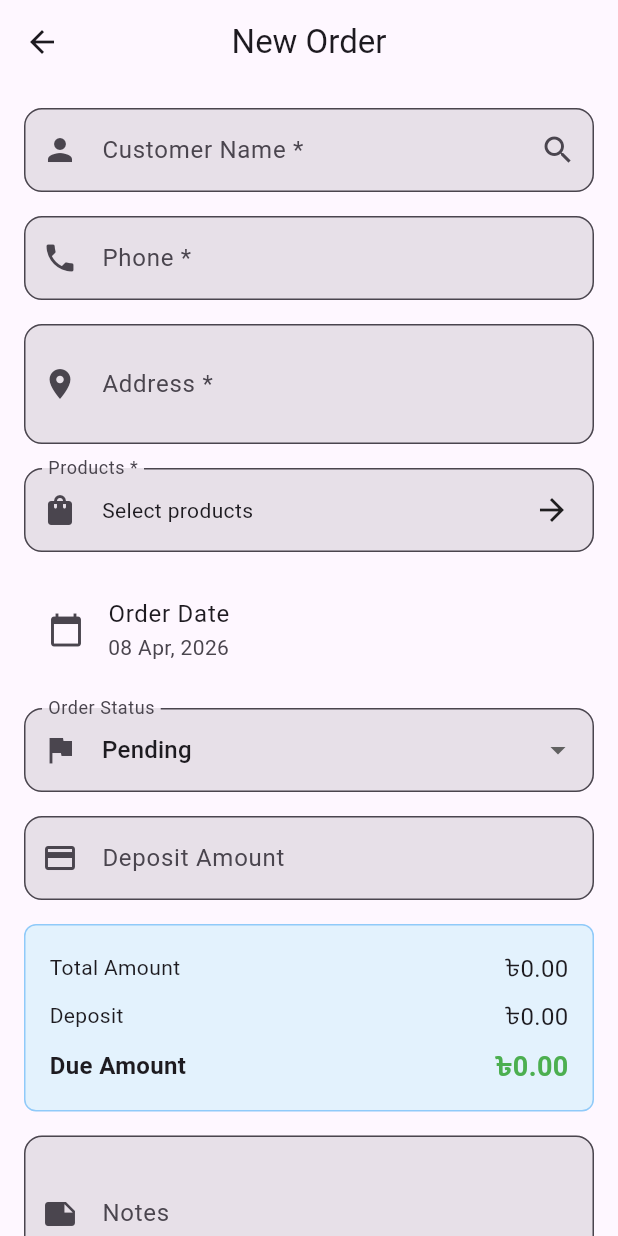
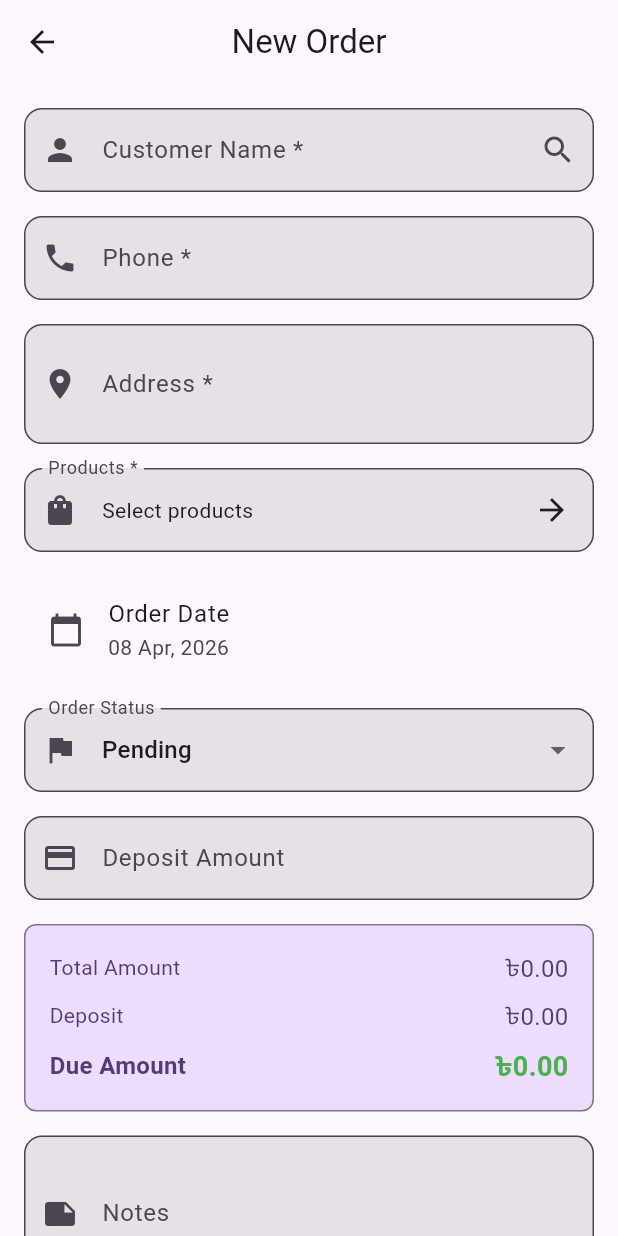
Before and after one commit to mofizul21/rongila-reshom, a Flutter app: the OrderFormScreen screen opened directly, on a phone screen of 412 x 824 dp. Run offline on Flutter 3.47's test engine with Material 3 defaults, Android fonts, the phone set to English and light mode, and no system bars; our stand-ins replace cloud_firestore, firebase_auth, firebase_core, fl_chart, google_fonts, image_picker and 1 more; accounts and stored records are empty; generated files the repository leaves out were written again.

Commit message:
Fixed color issue

```diff
--- a/lib/screens/orders/order_detail_screen.dart
+++ b/lib/screens/orders/order_detail_screen.dart
@@ -37,7 +37,9 @@ class _OrderDetailScreenState extends State<OrderDetailScreen> {
           final updatedOrder = orderProvider.getOrderById(widget.order.id);
           // Use updated order if available, otherwise use the original widget.order
           final order = updatedOrder ?? widget.order;
-          return _buildBody(order);
+          return SafeArea(
+            child: _buildBody(order),
+          );
         },
       ),
     );
--- a/lib/screens/orders/order_form_screen.dart
+++ b/lib/screens/orders/order_form_screen.dart
@@ -219,11 +219,12 @@ class _OrderFormScreenState extends State<OrderFormScreen> {
       appBar: AppBar(
         title: Text(isEdit ? 'Edit Order' : 'New Order'),
       ),
-      body: Form(
-        key: _formKey,
-        child: ListView(
-          padding: const EdgeInsets.all(16),
-          children: [
+      body: SafeArea(
+        child: Form(
+          key: _formKey,
+          child: ListView(
+            padding: const EdgeInsets.all(16),
+            children: [
             TextFormField(
               controller: _customerNameController,
               decoration: const InputDecoration(
@@ -340,7 +341,7 @@ class _OrderFormScreenState extends State<OrderFormScreen> {
               Container(
                 padding: const EdgeInsets.all(12),
                 decoration: BoxDecoration(
-                  color: Colors.grey[100],
+                  color: Theme.of(context).colorScheme.surfaceContainerHighest,
                   borderRadius: BorderRadius.circular(8),
                 ),
                 child: Column(
@@ -353,14 +354,16 @@ class _OrderFormScreenState extends State<OrderFormScreen> {
                           Expanded(
                             child: Text(
                               '${item.productName} x${item.quantity}',
-                              style: const TextStyle(fontSize: 14),
+                              style: Theme.of(context).textTheme.bodyMedium?.copyWith(
+                                color: Theme.of(context).colorScheme.onSurfaceVariant,
+                              ),
                             ),
                           ),
                           Text(
                             '৳${NumberFormat('#,##,##0.00').format(item.total)}',
-                            style: const TextStyle(
+                            style: Theme.of(context).textTheme.titleSmall?.copyWith(
                               fontWeight: FontWeight.bold,
-                              fontSize: 14,
+                              color: Theme.of(context).colorScheme.onSurfaceVariant,
                             ),
                           ),
                         ],
@@ -425,9 +428,11 @@ class _OrderFormScreenState extends State<OrderFormScreen> {
             Container(
               padding: const EdgeInsets.all(16),
               decoration: BoxDecoration(
-                color: Colors.blue[50],
+                color: Theme.of(context).colorScheme.primaryContainer,
                 borderRadius: BorderRadius.circular(8),
-                border: Border.all(color: Colors.blue[200]!),
+                border: Border.all(
+                  color: Theme.of(context).colorScheme.outline,
+                ),
               ),
               child: Column(
                 children: [
@@ -473,6 +478,7 @@ class _OrderFormScreenState extends State<OrderFormScreen> {
           ],
         ),
       ),
+      ),
     );
   }
 
@@ -486,6 +492,7 @@ class _OrderFormScreenState extends State<OrderFormScreen> {
           style: TextStyle(
             fontWeight: isBold ? FontWeight.bold : null,
             fontSize: isBold ? 16 : 14,
+            color: Theme.of(context).colorScheme.onPrimaryContainer,
           ),
         ),
         Text(
@@ -493,7 +500,7 @@ class _OrderFormScreenState extends State<OrderFormScreen> {
           style: TextStyle(
             fontWeight: isBold ? FontWeight.bold : null,
             fontSize: isBold ? 18 : 16,
-            color: color,
+            color: color ?? Theme.of(context).colorScheme.onPrimaryContainer,
           ),
         ),
       ],
--- a/lib/screens/payments/payment_history_screen.dart
+++ b/lib/screens/payments/payment_history_screen.dart
@@ -24,8 +24,9 @@ class _PaymentHistoryScreenState extends State<PaymentHistoryScreen> {
       appBar: AppBar(
         title: const Text('Payment History'),
       ),
-      body: Column(
-        children: [
+      body: SafeArea(
+        child: Column(
+          children: [
           // Filter and View Mode Toggle
           Padding(
             padding: const EdgeInsets.all(16),
@@ -106,6 +107,7 @@ class _PaymentHistoryScreenState extends State<PaymentHistoryScreen> {
             ),
           ),
         ],
+        ),
       ),
     );
   }
--- a/lib/screens/reports/reports_screen.dart
+++ b/lib/screens/reports/reports_screen.dart
@@ -99,8 +99,9 @@ class _ReportsScreenState extends State<ReportsScreen> {
   @override
   Widget build(BuildContext context) {
     return Scaffold(
-      body: Column(
-        children: [
+      body: SafeArea(
+        child: Column(
+          children: [
           // Month/Year Selector
           _buildMonthYearSelector(),
           // Stats
@@ -267,6 +268,7 @@ class _ReportsScreenState extends State<ReportsScreen> {
             ),
           ),
         ],
+        ),
       ),
     );
   }
```
Also changed, not shown: lib/screens/settings/settings_screen.dart (+5 -3 lines).
